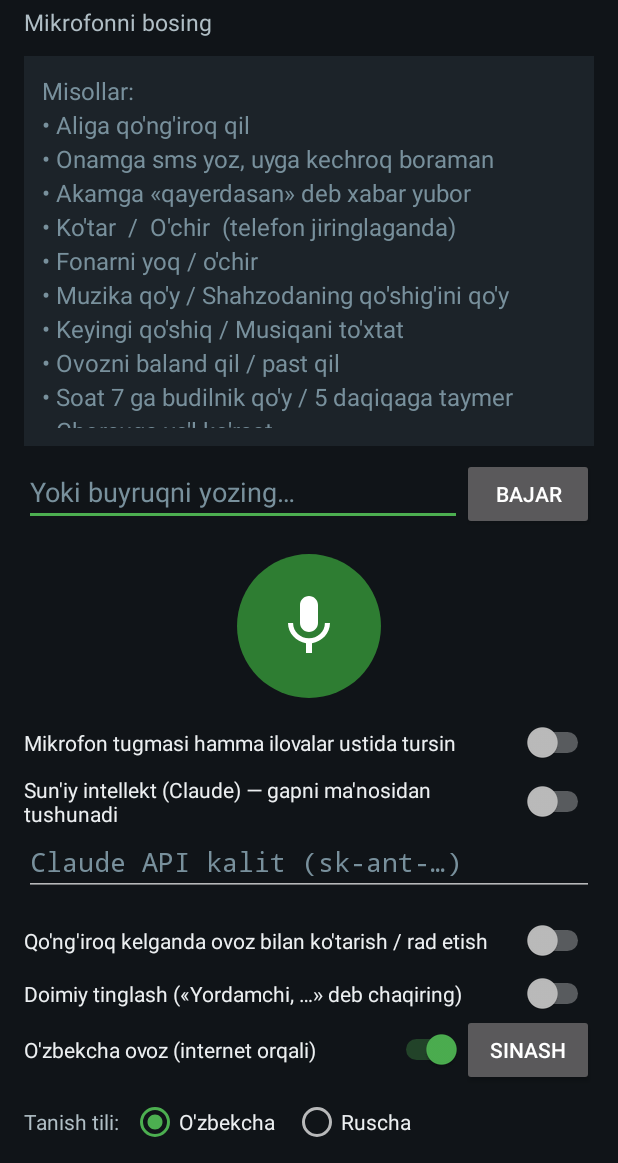
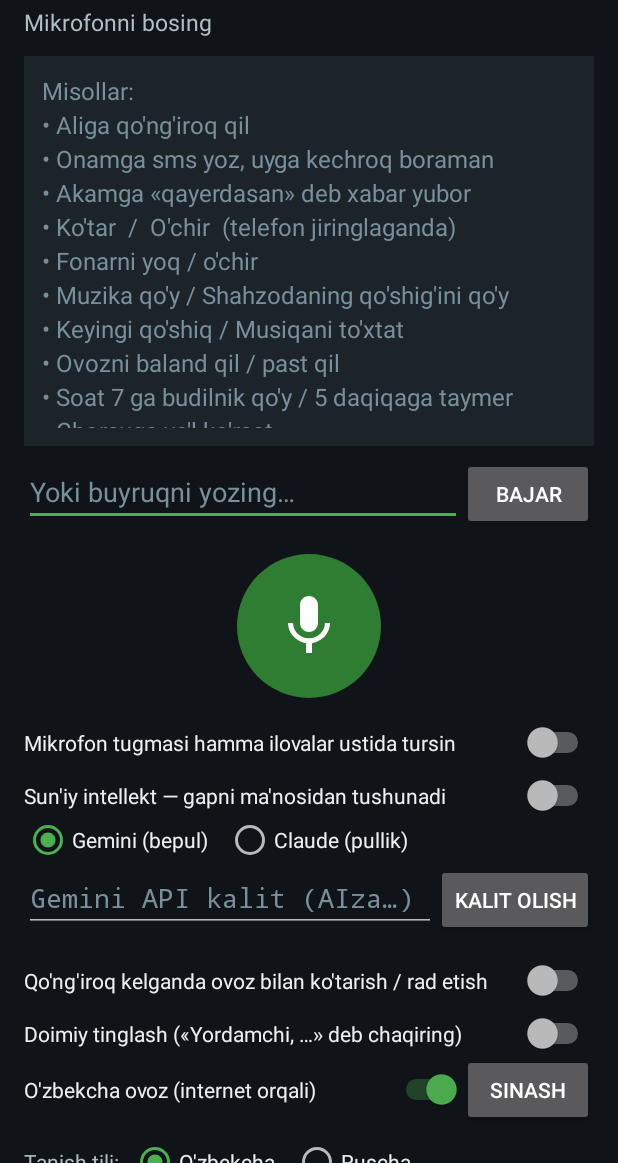
Before and after one commit to muxriddin3626-droid/Boshqaruv, an Android app: the screen it shows after launch (MainActivity), on a phone screen of 412 x 824 dp, the part 73-1236 px from its top. Run offline under Robolectric (Android 15) with nearby library versions, the phone set to English and light mode, and no system bars; libraries missing offline, so code that uses them is left out: com.anthropic.client, com.anthropic.core, com.anthropic.models.

Commit message:
Bepul Gemini sun'iy intellektini qo'shish
- AiBrain: Google Gemini (AI Studio bepul kaliti) yoki Claude tanlanadi, standart — Gemini
- Har bir AI uchun alohida kalit, "Kalit olish" tugmasi kalit sahifasini ochadi
- Gemini model nomi o'zgarsa keyingi nom sinab ko'riladi
- Versiya 2.1

Co-Authored-By: Claude Opus 5.5 <noreply@anthropic.com>
Claude-Session: https://claude.ai/code/session_0198YUSh5GSdL8xxYF7nZ757

```diff
--- a/ovoz-yordamchi/app/build.gradle
+++ b/ovoz-yordamchi/app/build.gradle
@@ -11,8 +11,8 @@ android {
         applicationId "uz.boshqaruv.ovoz"
         minSdk 26
         targetSdk 34
-        versionCode 5
-        versionName "2.0"
+        versionCode 6
+        versionName "2.1"
     }
 
     buildTypes {
--- a/ovoz-yordamchi/app/src/main/java/uz/boshqaruv/ovoz/MainActivity.kt
+++ b/ovoz-yordamchi/app/src/main/java/uz/boshqaruv/ovoz/MainActivity.kt
@@ -92,14 +92,35 @@ class MainActivity : Activity(), VoiceAssistant.Listener {
             if (on && !Settings.canDrawOverlays(this)) askOverlayPermission() else syncService()
         }
 
-        // Sun'iy intellekt (Claude): kalit console.anthropic.com saytidan olinadi
+        // Sun'iy intellekt: Gemini (bepul kalit aistudio.google.com) yoki Claude (console.anthropic.com)
         val aiSwitch = findViewById<Switch>(R.id.switch_ai)
         val apiKey = findViewById<EditText>(R.id.api_key)
-        apiKey.setText(Prefs.apiKey(this))
+        val providerGroup = findViewById<RadioGroup>(R.id.ai_provider)
+        fun showKeyFor(provider: String) {
+            apiKey.setText(Prefs.keyFor(this, provider))
+            apiKey.hint = if (provider == Prefs.GEMINI) "Gemini API kalit (AIza…)" else "Claude API kalit (sk-ant-…)"
+        }
+        showKeyFor(Prefs.aiProvider(this))
+        providerGroup.check(if (Prefs.aiProvider(this) == Prefs.CLAUDE) R.id.ai_claude else R.id.ai_gemini)
+        providerGroup.setOnCheckedChangeListener { _, id ->
+            // Oldingi AI kalitini saqlab, tanlangan AI kalitini ko'rsatamiz
+            saveApiKey()
+            val provider = if (id == R.id.ai_claude) Prefs.CLAUDE else Prefs.GEMINI
+            Prefs.setAiProvider(this, provider)
+            showKeyFor(provider)
+        }
+        findViewById<Button>(R.id.btn_get_key).setOnClickListener {
+            val url = if (Prefs.aiProvider(this) == Prefs.CLAUDE) "https://console.anthropic.com/settings/keys"
+            else "https://aistudio.google.com/apikey"
+            try {
+                startActivity(Intent(Intent.ACTION_VIEW, Uri.parse(url)))
+            } catch (e: Exception) {
+            }
+        }
         aiSwitch.isChecked = Prefs.aiEnabled(this)
         aiSwitch.setOnCheckedChangeListener { _, on ->
-            Prefs.setApiKey(this, apiKey.text.toString())
-            if (on && Prefs.apiKey(this).isBlank()) {
+            saveApiKey()
+            if (on && Prefs.keyFor(this, Prefs.aiProvider(this)).isBlank()) {
                 Toast.makeText(this, "Avval API kalitni kiriting", Toast.LENGTH_LONG).show()
                 aiSwitch.isChecked = false
                 return@setOnCheckedChangeListener
@@ -108,7 +129,7 @@ class MainActivity : Activity(), VoiceAssistant.Listener {
             append(if (on) "ℹ Sun'iy intellekt yoqildi" else "ℹ Sun'iy intellekt o'chirildi")
         }
         apiKey.setOnFocusChangeListener { _, hasFocus ->
-            if (!hasFocus) Prefs.setApiKey(this, apiKey.text.toString())
+            if (!hasFocus) saveApiKey()
         }
 
         findViewById<Button>(R.id.btn_permissions).setOnClickListener { askPermissions() }
@@ -170,6 +191,10 @@ class MainActivity : Activity(), VoiceAssistant.Listener {
         } else {
             stopService(svc)
         }
+    }
+
+    private fun saveApiKey() {
+        Prefs.setKeyFor(this, Prefs.aiProvider(this), findViewById<EditText>(R.id.api_key).text.toString())
     }
 
     /**
@@ -234,7 +259,7 @@ class MainActivity : Activity(), VoiceAssistant.Listener {
     }
 
     override fun onPause() {
-        Prefs.setApiKey(this, findViewById<EditText>(R.id.api_key).text.toString())
+        saveApiKey()
         assistant.stopListening()
         super.onPause()
     }
--- a/ovoz-yordamchi/app/src/main/java/uz/boshqaruv/ovoz/Prefs.kt
+++ b/ovoz-yordamchi/app/src/main/java/uz/boshqaruv/ovoz/Prefs.kt
@@ -22,8 +22,18 @@ object Prefs {
     /** Sun'iy intellekt (Claude) yoqilganmi va uning API kaliti. */
     fun aiEnabled(c: Context) = sp(c).getBoolean("ai", false)
     fun setAiEnabled(c: Context, v: Boolean) = sp(c).edit().putBoolean("ai", v).apply()
-    fun apiKey(c: Context): String = sp(c).getString("api_kalit", "") ?: ""
-    fun setApiKey(c: Context, v: String) = sp(c).edit().putString("api_kalit", v.trim()).apply()
+    const val GEMINI = "gemini"
+    const val CLAUDE = "claude"
+
+    /** Qaysi sun'iy intellekt: Gemini (bepul) yoki Claude. */
+    fun aiProvider(c: Context): String = sp(c).getString("ai_turi", GEMINI) ?: GEMINI
+    fun setAiProvider(c: Context, v: String) = sp(c).edit().putString("ai_turi", v).apply()
+
+    /** Har bir AI uchun o'z kaliti saqlanadi. */
+    fun keyFor(c: Context, provider: String): String =
+        sp(c).getString(if (provider == CLAUDE) "api_kalit" else "gemini_kalit", "") ?: ""
+    fun setKeyFor(c: Context, provider: String, v: String) =
+        sp(c).edit().putString(if (provider == CLAUDE) "api_kalit" else "gemini_kalit", v.trim()).apply()
 
     /** Hamma ilovalar ustida turadigan mikrofon tugmasi. */
     fun bubble(c: Context) = sp(c).getBoolean("tugma", false)
--- a/ovoz-yordamchi/app/src/main/res/layout/activity_main.xml
+++ b/ovoz-yordamchi/app/src/main/res/layout/activity_main.xml
@@ -97,18 +97,53 @@
         android:layout_width="match_parent"
         android:layout_height="wrap_content"
         android:layout_marginTop="8dp"
-        android:text="Sun\'iy intellekt (Claude) — gapni ma\'nosidan tushunadi"
+        android:text="Sun\'iy intellekt — gapni ma\'nosidan tushunadi"
         android:textColor="#FFECEFF1" />
 
-    <EditText
-        android:id="@+id/api_key"
+    <RadioGroup
+        android:id="@+id/ai_provider"
         android:layout_width="match_parent"
         android:layout_height="wrap_content"
-        android:hint="Claude API kalit (sk-ant-…)"
-        android:importantForAutofill="no"
-        android:inputType="textPassword"
-        android:textColor="#FFECEFF1"
-        android:textColorHint="#FF78909C" />
+        android:orientation="horizontal">
+
+        <RadioButton
+            android:id="@+id/ai_gemini"
+            android:layout_width="wrap_content"
+            android:layout_height="wrap_content"
+            android:text="Gemini (bepul)"
+            android:textColor="#FFECEFF1" />
+
+        <RadioButton
+            android:id="@+id/ai_claude"
+            android:layout_width="wrap_content"
+            android:layout_height="wrap_content"
+            android:layout_marginStart="12dp"
+            android:text="Claude (pullik)"
+            android:textColor="#FFECEFF1" />
+    </RadioGroup>
+
+    <LinearLayout
+        android:layout_width="match_parent"
+        android:layout_height="wrap_content"
+        android:orientation="horizontal">
+
+        <EditText
+            android:id="@+id/api_key"
+            android:layout_width="0dp"
+            android:layout_height="wrap_content"
+            android:layout_weight="1"
+            android:hint="Gemini API kalit (AIza…)"
+            android:importantForAutofill="no"
+            android:inputType="textPassword"
+            android:textColor="#FFECEFF1"
+            android:textColorHint="#FF78909C" />
+
+        <Button
+            android:id="@+id/btn_get_key"
+            android:layout_width="wrap_content"
+            android:layout_height="wrap_content"
+            android:text="Kalit olish" />
+    </LinearLayout>
 
     <Switch
         android:id="@+id/switch_calls"
```
Also changed, not shown: ovoz-yordamchi/app/src/main/java/uz/boshqaruv/ovoz/AiBrain.kt (+75 -11 lines), 2 other files.
